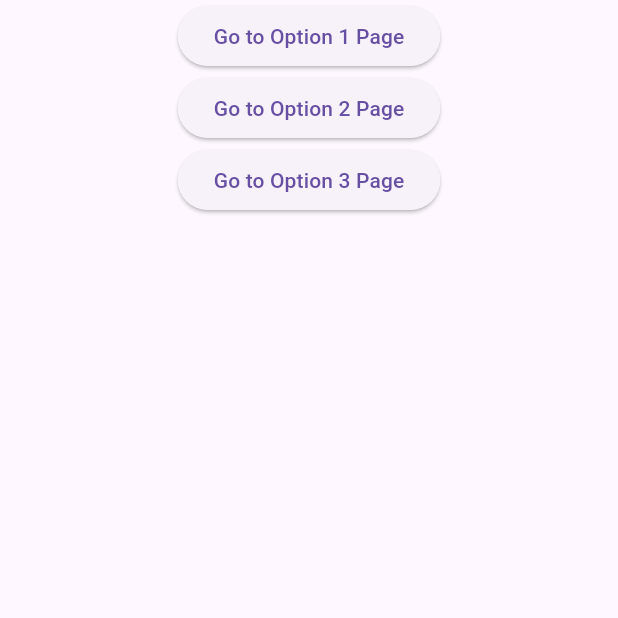
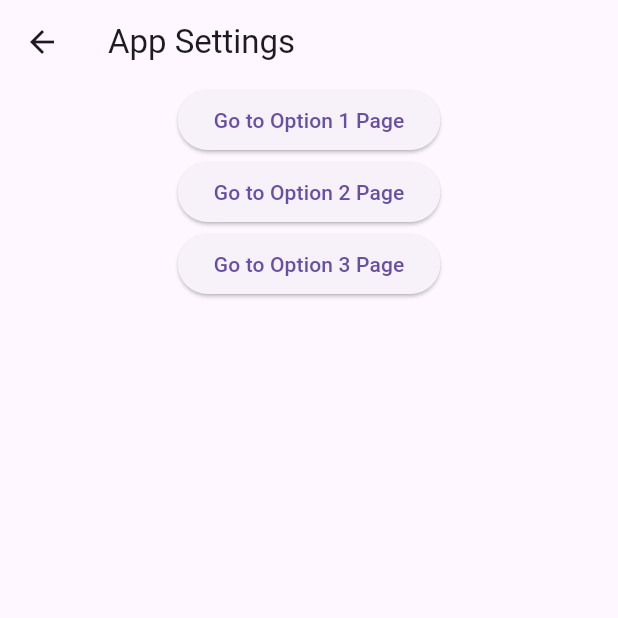
Before and after one commit to tmaurer-nait/DMIT-2504-1242-A01-workbook, a Flutter app: the screen it shows after launch, after a tap on the "settings" icon, on a phone screen of 412 x 824 dp, the top half of it. Run offline on Flutter 3.47's test engine with Material 3 defaults, Android fonts, the light colour scheme and no system bars.

Commit message:
nested nav pt 4 finale

```diff
--- a/Week5/nested_navigation_example/lib/main.dart
+++ b/Week5/nested_navigation_example/lib/main.dart
@@ -1,6 +1,6 @@
 import 'package:flutter/material.dart';
 import 'package:nested_navigation_example/pages/home_page.dart';
-import 'package:nested_navigation_example/pages/settings_page.dart';
+import 'package:nested_navigation_example/pages/settings/settings_manager.dart';
 
 void main() {
   runApp(const MainApp());
@@ -22,7 +22,9 @@ class MainApp extends StatelessWidget {
             break;
 
           case '/settings/settings_home':
-            page = SettingsPage();
+            page = SettingsManager(
+              initialRoute: settings.name!.substring(10),
+            );
             break;
 
           default:
--- a/Week5/nested_navigation_example/lib/pages/settings/settings_manager.dart
+++ b/Week5/nested_navigation_example/lib/pages/settings/settings_manager.dart
@@ -1,4 +1,8 @@
 import 'package:flutter/material.dart';
+import 'package:nested_navigation_example/pages/settings/option1_page.dart';
+import 'package:nested_navigation_example/pages/settings/option2_page.dart';
+import 'package:nested_navigation_example/pages/settings/option3_page.dart';
+import 'package:nested_navigation_example/pages/settings_page.dart';
 
 class SettingsManager extends StatefulWidget {
   final String initialRoute;
@@ -10,17 +14,23 @@ class SettingsManager extends StatefulWidget {
 }
 
 class _SettingsManagerState extends State<SettingsManager> {
+  final _navigatorKey = GlobalKey<NavigatorState>();
+
   Route _onGenerateRoute(RouteSettings settings) {
     Widget page;
 
     switch (settings.name) {
       case 'settings_home':
+        page = SettingsPage();
         break;
       case 'option1':
+        page = Option1Page();
         break;
       case 'option2':
+        page = Option2Page();
         break;
       case 'option3':
+        page = Option3Page();
         break;
       default:
         page = SizedBox.shrink();
@@ -29,11 +39,29 @@ class _SettingsManagerState extends State<SettingsManager> {
     return MaterialPageRoute(builder: (context) => page, settings: settings);
   }
 
+  PreferredSizeWidget _buildAppBar() {
+    return AppBar(
+        title: Text('App Settings'),
+        leading: IconButton(
+          onPressed: () {
+            // Check if the sibling navigator (the one for settings pages) can be popped
+            // If not pop the parent navigator
+            if (_navigatorKey.currentState!.canPop()) {
+              _navigatorKey.currentState!.pop();
+            } else {
+              Navigator.of(context).pop();
+            }
+          },
+          icon: Icon(Icons.arrow_back),
+        ));
+  }
+
   @override
   Widget build(BuildContext context) {
     return Scaffold(
-      appBar: AppBar(title: Text('App Settings')),
+      appBar: _buildAppBar(),
       body: Navigator(
+        key: _navigatorKey,
         initialRoute: widget.initialRoute,
         onGenerateRoute: _onGenerateRoute,
       ),
--- a/Week5/nested_navigation_example/lib/pages/settings_page.dart
+++ b/Week5/nested_navigation_example/lib/pages/settings_page.dart
@@ -11,17 +11,17 @@ class SettingsPage extends StatelessWidget {
           children: [
             ElevatedButton(
                 onPressed: () {
-                  //TODO: Navigate
+                  Navigator.of(context).pushNamed('option1');
                 },
                 child: Text('Go to Option 1 Page')),
             ElevatedButton(
                 onPressed: () {
-                  //TODO: Navigate
+                  Navigator.of(context).pushNamed('option2');
                 },
                 child: Text('Go to Option 2 Page')),
             ElevatedButton(
                 onPressed: () {
-                  //TODO: Navigate
+                  Navigator.of(context).pushNamed('option3');
                 },
                 child: Text('Go to Option 3 Page')),
           ],
```
